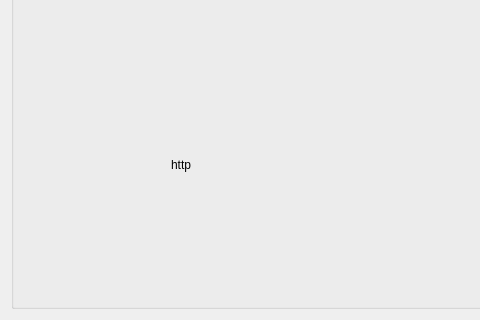
The window that PORT_MODE/camera.ui (SARS-CLASSIFY/qt_raspi) describes before a commit, drawn with Qt 5; both pictures show x 0 to 480 and y 107 to 427 of the 603 by 427 pixel window.
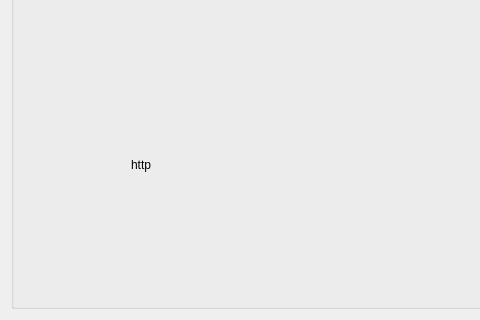
The same window after the commit.

What changed in the file:
```diff
--- a/PORT_MODE/camera.ui
+++ b/PORT_MODE/camera.ui
@@ -119,10 +119,10 @@
      <widget class="QLabel" name="label">
       <property name="geometry">
        <rect>
-        <x>160</x>
-        <y>160</y>
-        <width>241</width>
-        <height>201</height>
+        <x>120</x>
+        <y>120</y>
+        <width>321</width>
+        <height>281</height>
        </rect>
       </property>
       <property name="text">
```
